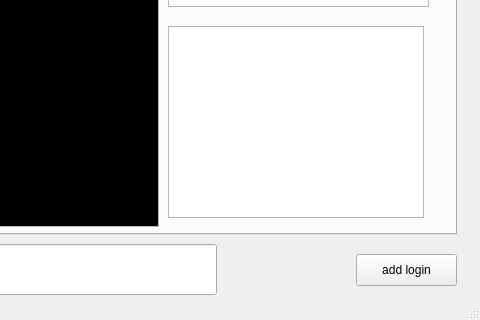
The window that mainwindow.ui (drgoebbels/sabot) describes before a commit, drawn with Qt 5; both pictures show x 514 to 994 and y 352 to 672 of the 994 by 672 pixel window.
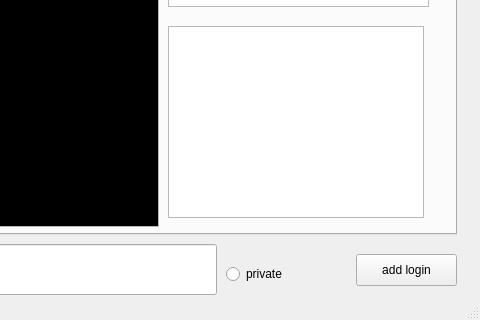
The same window after the commit.

What changed in the file:
```diff
--- a/mainwindow.ui
+++ b/mainwindow.ui
@@ -256,6 +256,19 @@
      </widget>
     </widget>
    </widget>
+   <widget class="QRadioButton" name="privateMessage">
+    <property name="geometry">
+     <rect>
+      <x>740</x>
+      <y>580</y>
+      <width>102</width>
+      <height>20</height>
+     </rect>
+    </property>
+    <property name="text">
+     <string>private</string>
+    </property>
+   </widget>
   </widget>
   <widget class="QMenuBar" name="menuBar">
    <property name="geometry">
```
